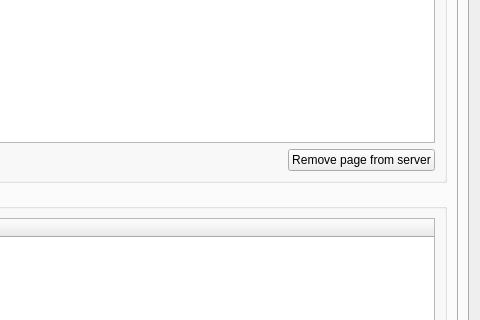
plomgrading/plom, file qtCreatorFiles/ui_manager.ui: the form before one commit; both pictures show x 544 to 1024 and y 140 to 460 of the 1024 by 660 pixel window.
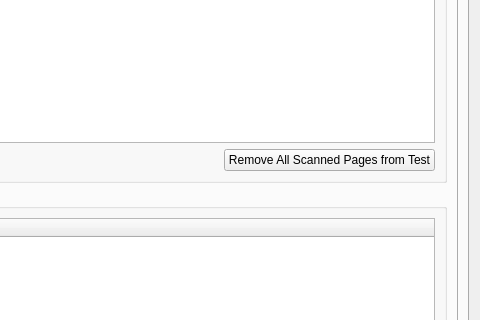
The form after the commit. The open tabs and pages were chosen to show the change.

Commit message: More page-removal hackery

```diff
--- a/qtCreatorFiles/ui_manager.ui
+++ b/qtCreatorFiles/ui_manager.ui
@@ -303,7 +303,7 @@
                 <item>
                  <widget class="QPushButton" name="removePageB">
                   <property name="text">
-                   <string>Remove page from server</string>
+                   <string>Remove All Scanned Pages from Test</string>
                   </property>
                  </widget>
                 </item>
```
Left out of the diff: 4 changed lines with no effect on the pictures. The commit also changes 9 other files.
